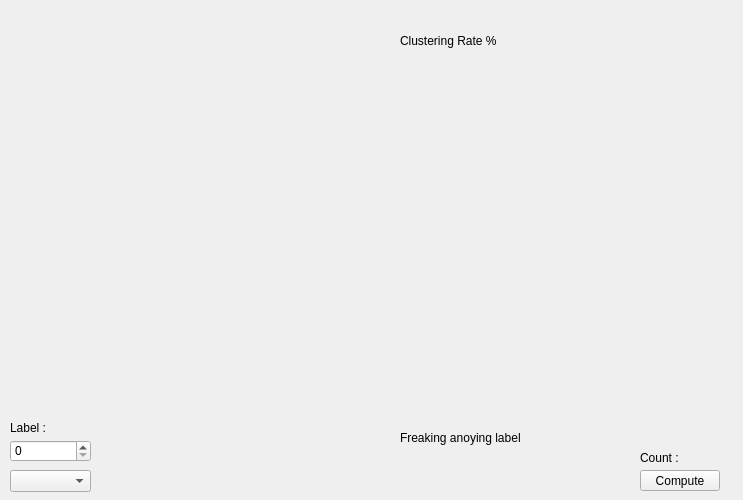
Before: the Qt Designer form Example/MNIST/mainwindow.ui in MatthieuHernandez/NeuralNetworkTest, drawn with Qt 5.
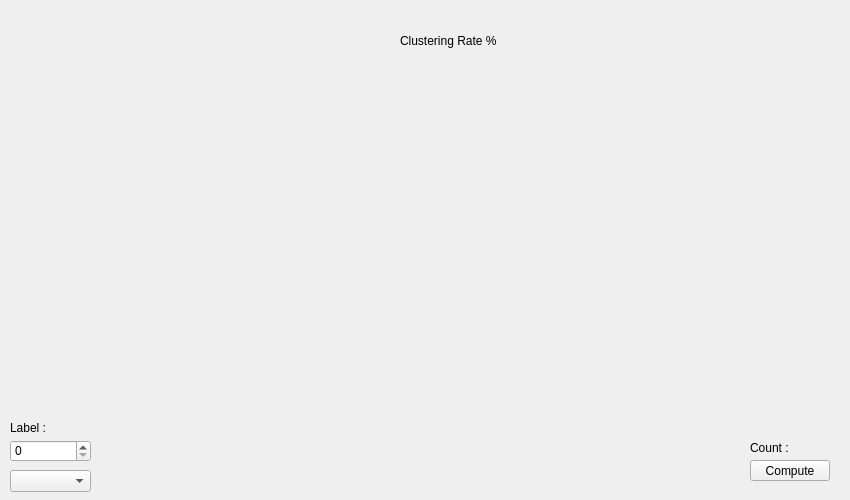
After: the same form once the commit is applied. Custom widgets are drawn as their Qt base class.

Commit message: [NN-0037] Resize graph

```diff
--- a/Example/MNIST/mainwindow.ui
+++ b/Example/MNIST/mainwindow.ui
@@ -6,7 +6,7 @@
    <rect>
     <x>0</x>
     <y>0</y>
-    <width>743</width>
+    <width>850</width>
     <height>500</height>
    </rect>
   </property>
@@ -49,8 +49,8 @@
    <widget class="QPushButton" name="pushButton">
     <property name="geometry">
      <rect>
-      <x>640</x>
-      <y>470</y>
+      <x>750</x>
+      <y>460</y>
       <width>80</width>
       <height>21</height>
      </rect>
@@ -85,8 +85,8 @@
    <widget class="QLabel" name="labelCount">
     <property name="geometry">
      <rect>
-      <x>640</x>
-      <y>450</y>
+      <x>750</x>
+      <y>440</y>
       <width>81</width>
       <height>16</height>
      </rect>
@@ -99,9 +99,9 @@
     <property name="geometry">
      <rect>
       <x>400</x>
-      <y>50</y>
-      <width>301</width>
-      <height>361</height>
+      <y>59</y>
+      <width>430</width>
+      <height>371</height>
      </rect>
     </property>
    </widget>
@@ -123,12 +123,12 @@
      <rect>
       <x>400</x>
       <y>430</y>
-      <width>161</width>
+      <width>150</width>
       <height>16</height>
      </rect>
     </property>
     <property name="text">
-     <string>Freaking anoying label</string>
+     <string/>
     </property>
    </widget>
   </widget>
```
